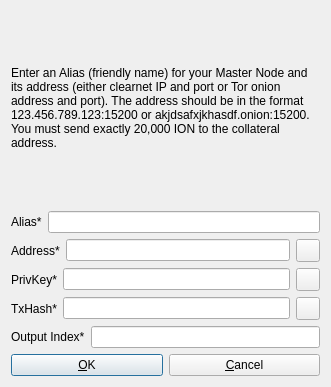
The window that src/qt/forms/addeditatomnode.ui (ionomy/ion_deprecated2) describes before a commit, drawn with Qt 5.
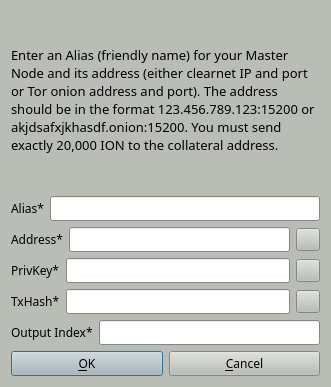
The same window after the commit. Icons and pictures are not drawn.

```diff
--- a/src/qt/forms/addeditatomnode.ui
+++ b/src/qt/forms/addeditatomnode.ui
@@ -10,9 +10,432 @@
     <height>387</height>
    </rect>
   </property>
+  <property name="palette">
+   <palette>
+    <active>
+     <colorrole role="WindowText">
+      <brush brushstyle="SolidPattern">
+       <color alpha="255">
+        <red>0</red>
+        <green>0</green>
+        <blue>0</blue>
+       </color>
+      </brush>
+     </colorrole>
+     <colorrole role="Button">
+      <brush brushstyle="SolidPattern">
+       <color alpha="255">
+        <red>186</red>
+        <green>189</green>
+        <blue>182</blue>
+       </color>
+      </brush>
+     </colorrole>
+     <colorrole role="Light">
+      <brush brushstyle="SolidPattern">
+       <color alpha="255">
+        <red>255</red>
+        <green>255</green>
+        <blue>255</blue>
+       </color>
+      </brush>
+     </colorrole>
+     <colorrole role="Midlight">
+      <brush brushstyle="SolidPattern">
+       <color alpha="255">
+        <red>220</red>
+        <green>222</green>
+        <blue>218</blue>
+       </color>
+      </brush>
+     </colorrole>
+     <colorrole role="Dark">
+      <brush brushstyle="SolidPattern">
+       <color alpha="255">
+        <red>93</red>
+        <green>94</green>
+        <blue>91</blue>
+       </color>
+      </brush>
+     </colorrole>
+     <colorrole role="Mid">
+      <brush brushstyle="SolidPattern">
+       <color alpha="255">
+        <red>124</red>
+        <green>126</green>
+        <blue>121</blue>
+       </color>
+      </brush>
+     </colorrole>
+     <colorrole role="Text">
+      <brush brushstyle="SolidPattern">
+       <color alpha="255">
+        <red>0</red>
+        <green>0</green>
+        <blue>0</blue>
+       </color>
+      </brush>
+     </colorrole>
+     <colorrole role="BrightText">
+      <brush brushstyle="SolidPattern">
+       <color alpha="255">
+        <red>255</red>
+        <green>255</green>
+        <blue>255</blue>
+       </color>
+      </brush>
+     </colorrole>
+     <colorrole role="ButtonText">
+      <brush brushstyle="SolidPattern">
+       <color alpha="255">
+        <red>0</red>
+        <green>0</green>
+        <blue>0</blue>
+       </color>
+      </brush>
+     </colorrole>
+     <colorrole role="Base">
+      <brush brushstyle="SolidPattern">
+       <color alpha="255">
+        <red>255</red>
+        <green>255</green>
+        <blue>255</blue>
+       </color>
+      </brush>
+     </colorrole>
+     <colorrole role="Window">
+      <brush brushstyle="SolidPattern">
+       <color alpha="255">
+        <red>186</red>
+        <green>189</green>
+        <blue>182</blue>
+       </color>
+      </brush>
+     </colorrole>
+     <colorrole role="Shadow">
+      <brush brushstyle="SolidPattern">
+       <color alpha="255">
+        <red>0</red>
+        <green>0</green>
+        <blue>0</blue>
+       </color>
+      </brush>
+     </colorrole>
+     <colorrole role="AlternateBase">
+      <brush brushstyle="SolidPattern">
+       <color alpha="255">
+        <red>220</red>
+        <green>222</green>
+        <blue>218</blue>
+       </color>
+      </brush>
+     </colorrole>
+     <colorrole role="ToolTipBase">
+      <brush brushstyle="SolidPattern">
+       <color alpha="255">
+        <red>255</red>
+        <green>255</green>
+        <blue>220</blue>
+       </color>
+      </brush>
+     </colorrole>
+     <colorrole role="ToolTipText">
+      <brush brushstyle="SolidPattern">
+       <color alpha="255">
+        <red>0</red>
+        <green>0</green>
+        <blue>0</blue>
+       </color>
+      </brush>
+     </colorrole>
+    </active>
+    <inactive>
+     <colorrole role="WindowText">
+      <brush brushstyle="SolidPattern">
+       <color alpha="255">
+        <red>0</red>
+        <green>0</green>
+        <blue>0</blue>
+       </color>
+      </brush>
+     </colorrole>
+     <colorrole role="Button">
+      <brush brushstyle="SolidPattern">
+       <color alpha="255">
+        <red>186</red>
+        <green>189</green>
+        <blue>182</blue>
+       </color>
+      </brush>
+     </colorrole>
+     <colorrole role="Light">
+      <brush brushstyle="SolidPattern">
+       <color alpha="255">
+        <red>255</red>
+        <green>255</green>
+        <blue>255</blue>
+       </color>
+      </brush>
+     </colorrole>
+     <colorrole role="Midlight">
+      <brush brushstyle="SolidPattern">
+       <color alpha="255">
+        <red>220</red>
+        <green>222</green>
+        <blue>218</blue>
+       </color>
+      </brush>
+     </colorrole>
+     <colorrole role="Dark">
+      <brush brushstyle="SolidPattern">
+       <color alpha="255">
+        <red>93</red>
+        <green>94</green>
+        <blue>91</blue>
+       </color>
+      </brush>
+     </colorrole>
+     <colorrole role="Mid">
+      <brush brushstyle="SolidPattern">
+       <color alpha="255">
+        <red>124</red>
+        <green>126</green>
+        <blue>121</blue>
+       </color>
+      </brush>
+     </colorrole>
+     <colorrole role="Text">
+      <brush brushstyle="SolidPattern">
+       <color alpha="255">
+        <red>0</red>
+        <green>0</green>
+        <blue>0</blue>
+       </color>
+      </brush>
+     </colorrole>
+     <colorrole role="BrightText">
+      <brush brushstyle="SolidPattern">
+       <color alpha="255">
+        <red>255</red>
+        <green>255</green>
+        <blue>255</blue>
+       </color>
+      </brush>
+     </colorrole>
+     <colorrole role="ButtonText">
+      <brush brushstyle="SolidPattern">
+       <color alpha="255">
+        <red>0</red>
+        <green>0</green>
+        <blue>0</blue>
+       </color>
+      </brush>
+     </colorrole>
+     <colorrole role="Base">
+      <brush brushstyle="SolidPattern">
+       <color alpha="255">
+        <red>255</red>
+        <green>255</green>
+        <blue>255</blue>
+       </color>
+      </brush>
+     </colorrole>
+     <colorrole role="Window">
+      <brush brushstyle="SolidPattern">
+       <color alpha="255">
+        <red>186</red>
+        <green>189</green>
+        <blue>182</blue>
+       </color>
+      </brush>
+     </colorrole>
+     <colorrole role="Shadow">
+      <brush brushstyle="SolidPattern">
+       <color alpha="255">
+        <red>0</red>
+        <green>0</green>
+        <blue>0</blue>
+       </color>
+      </brush>
+     </colorrole>
+     <colorrole role="AlternateBase">
+      <brush brushstyle="SolidPattern">
+       <color alpha="255">
+        <red>220</red>
+        <green>222</green>
+        <blue>218</blue>
+       </color>
+      </brush>
+     </colorrole>
+     <colorrole role="ToolTipBase">
+      <brush brushstyle="SolidPattern">
+       <color alpha="255">
+        <red>255</red>
+        <green>255</green>
+        <blue>220</blue>
+       </color>
+      </brush>
+     </colorrole>
+     <colorrole role="ToolTipText">
+      <brush brushstyle="SolidPattern">
+       <color alpha="255">
+        <red>0</red>
+        <green>0</green>
+        <blue>0</blue>
+       </color>
+      </brush>
+     </colorrole>
+    </inactive>
+    <disabled>
+     <colorrole role="WindowText">
+      <brush brushstyle="SolidPattern">
+       <color alpha="255">
+        <red>93</red>
+        <green>94</green>
+        <blue>91</blue>
+       </color>
+      </brush>
+     </colorrole>
+     <colorrole role="Button">
+      <brush brushstyle="SolidPattern">
+       <color alpha="255">
+        <red>186</red>
+        <green>189</green>
+        <blue>182</blue>
+       </color>
+      </brush>
+     </colorrole>
+     <colorrole role="Light">
+      <brush brushstyle="SolidPattern">
+       <color alpha="255">
+        <red>255</red>
+        <green>255</green>
+        <blue>255</blue>
+       </color>
+      </brush>
+     </colorrole>
+     <colorrole role="Midlight">
+      <brush brushstyle="SolidPattern">
+       <color alpha="255">
+        <red>220</red>
+        <green>222</green>
+        <blue>218</blue>
+       </color>
+      </brush>
+     </colorrole>
+     <colorrole role="Dark">
+      <brush brushstyle="SolidPattern">
+       <color alpha="255">
+        <red>93</red>
+        <green>94</green>
+        <blue>91</blue>
+       </color>
+      </brush>
+     </colorrole>
+     <colorrole role="Mid">
+      <brush brushstyle="SolidPattern">
+       <color alpha="255">
+        <red>124</red>
+        <green>126</green>
+        <blue>121</blue>
+       </color>
+      </brush>
+     </colorrole>
+     <colorrole role="Text">
+      <brush brushstyle="SolidPattern">
+       <color alpha="255">
+        <red>93</red>
+        <green>94</green>
+        <blue>91</blue>
+       </color>
+      </brush>
+     </colorrole>
+     <colorrole role="BrightText">
+      <brush brushstyle="SolidPattern">
+       <color alpha="255">
+        <red>255</red>
+        <green>255</green>
+        <blue>255</blue>
+       </color>
+      </brush>
+     </colorrole>
+     <colorrole role="ButtonText">
+      <brush brushstyle="SolidPattern">
+       <color alpha="255">
+        <red>93</red>
+        <green>94</green>
+        <blue>91</blue>
+       </color>
+      </brush>
+     </colorrole>
+     <colorrole role="Base">
+      <brush brushstyle="SolidPattern">
+       <color alpha="255">
+        <red>186</red>
+        <green>189</green>
+        <blue>182</blue>
+       </color>
+      </brush>
+     </colorrole>
+     <colorrole role="Window">
+      <brush brushstyle="SolidPattern">
+       <color alpha="255">
+        <red>186</red>
+        <green>189</green>
+        <blue>182</blue>
+       </color>
+      </brush>
+     </colorrole>
+     <colorrole role="Shadow">
+      <brush brushstyle="SolidPattern">
+       <color alpha="255">
+        <red>0</red>
+        <green>0</green>
+        <blue>0</blue>
+       </color>
+      </brush>
+     </colorrole>
+     <colorrole role="AlternateBase">
+      <brush brushstyle="SolidPattern">
+       <color alpha="255">
+        <red>186</red>
+        <green>189</green>
+        <blue>182</blue>
+       </color>
+      </brush>
+     </colorrole>
+     <colorrole role="ToolTipBase">
+      <brush brushstyle="SolidPattern">
+       <color alpha="255">
+        <red>255</red>
+        <green>255</green>
+        <blue>220</blue>
+       </color>
+      </brush>
+     </colorrole>
+     <colorrole role="ToolTipText">
+      <brush brushstyle="SolidPattern">
+       <color alpha="255">
+        <red>0</red>
+        <green>0</green>
+        <blue>0</blue>
+       </color>
+      </brush>
+     </colorrole>
+    </disabled>
+   </palette>
+  </property>
+  <property name="font">
+   <font>
+    <family>Sawasdee</family>
+   </font>
+  </property>
   <property name="windowTitle">
    <string>Add/Edit Ion Node</string>
   </property>
+  <property name="sizeGripEnabled">
+   <bool>false</bool>
+  </property>
   <property name="modal">
    <bool>true</bool>
   </property>
@@ -25,8 +448,13 @@
        <verstretch>0</verstretch>
       </sizepolicy>
      </property>
+     <property name="font">
+      <font>
+       <family>Sawasdee</family>
+      </font>
+     </property>
      <property name="text">
-      <string>&lt;html&gt;&lt;head/&gt;&lt;body&gt;&lt;p&gt;Enter an Alias (friendly name) for your Master Node and its address (either clearnet IP and port or Tor onion address and port). The address should be in the format 123.456.789.123:15200 or akjdsafxjkhasdf.onion:15200. You must send exactly 20,000 ION to the collateral address.&lt;/p&gt;&lt;/body&gt;&lt;/html&gt;</string>
+      <string>&lt;html&gt;&lt;head/&gt;&lt;body&gt;&lt;p&gt;&lt;span style=&quot; font-size:10pt;&quot;&gt;Enter an Alias (friendly name) for your Master Node and its address (either clearnet IP and port or Tor onion address and port). The address should be in the format 123.456.789.123:15200 or akjdsafxjkhasdf.onion:15200. You must send exactly 20,000 ION to the collateral address.&lt;/span&gt;&lt;/p&gt;&lt;/body&gt;&lt;/html&gt;</string>
      </property>
      <property name="wordWrap">
       <bool>true</bool>
@@ -40,13 +468,24 @@
      </property>
      <item>
       <widget class="QLabel" name="label_4">
+       <property name="font">
+        <font>
+         <family>Sawasdee</family>
+        </font>
+       </property>
        <property name="text">
         <string>Alias*</string>
        </property>
       </widget>
      </item>
      <item>
-      <widget class="QLineEdit" name="aliasLineEdit"/>
+      <widget class="QLineEdit" name="aliasLineEdit">
+       <property name="font">
+        <font>
+         <family>Sawasdee</family>
+        </font>
+       </property>
+      </widget>
      </item>
     </layout>
    </item>
@@ -57,16 +496,32 @@
      </property>
      <item>
       <widget class="QLabel" name="label_6">
+       <property name="font">
+        <font>
+         <family>Sawasdee</family>
+        </font>
+       </property>
        <property name="text">
         <string>Address*</string>
        </property>
       </widget>
      </item>
      <item>
-      <widget class="QLineEdit" name="addressLineEdit"/>
+      <widget class="QLineEdit" name="addressLineEdit">
+       <property name="font">
+        <font>
+         <family>Sawasdee</family>
+        </font>
+       </property>
+      </widget>
      </item>
      <item>
       <widget class="QToolButton" name="AddEditAddressPasteButton">
+       <property name="font">
+        <font>
+         <family>Sawasdee</family>
+        </font>
+       </property>
        <property name="toolTip">
         <string>Paste address from clipboard</string>
        </property>
@@ -91,16 +546,32 @@
      </property>
      <item>
       <widget class="QLabel" name="label_5">
+       <property name="font">
+        <font>
+         <family>Sawasdee</family>
+        </font>
+       </property>
        <property name="text">
         <string>PrivKey*</string>
        </property>
       </widget>
      </item>
      <item>
-      <widget class="QLineEdit" name="privkeyLineEdit"/>
+      <widget class="QLineEdit" name="privkeyLineEdit">
+       <property name="font">
+        <font>
+         <family>Sawasdee</family>
+        </font>
+       </property>
+      </widget>
      </item>
      <item>
       <widget class="QToolButton" name="AddEditPrivkeyPasteButton">
+       <property name="font">
+        <font>
+         <family>Sawasdee</family>
+        </font>
+       </property>
        <property name="toolTip">
         <string>Paste address from clipboard</string>
        </property>
@@ -125,16 +596,32 @@
      </property>
      <item>
       <widget class="QLabel" name="label_2">
+       <property name="font">
+        <font>
+         <family>Sawasdee</family>
+        </font>
+       </property>
        <property name="text">
         <string>TxHash*</string>
        </property>
       </widget>
      </item>
      <item>
-      <widget class="QLineEdit" name="txhashLineEdit"/>
+      <widget class="QLineEdit" name="txhashLineEdit">
+       <property name="font">
+        <font>
+         <family>Sawasdee</family>
+        </font>
+       </property>
+      </widget>
      </item>
      <item>
       <widget class="QToolButton" name="AddEditTxhashPasteButton">
+       <property name="font">
+        <font>
+         <family>Sawasdee</family>
+        </font>
+       </property>
        <property name="toolTip">
         <string>Paste address from clipboard</string>
        </property>
@@ -159,13 +646,24 @@
      </property>
      <item>
       <widget class="QLabel" name="label_8">
+       <property name="font">
+        <font>
+         <family>Sawasdee</family>
+        </font>
+       </property>
        <property name="text">
         <string>Output Index*</string>
        </property>
       </widget>
      </item>
      <item>
-      <widget class="QLineEdit" name="outputindexLineEdit"/>
+      <widget class="QLineEdit" name="outputindexLineEdit">
+       <property name="font">
+        <font>
+         <family>Sawasdee</family>
+        </font>
+       </property>
+      </widget>
      </item>
     </layout>
    </item>
@@ -173,6 +671,11 @@
     <layout class="QHBoxLayout" name="horizontalLayout_Buttons">
      <item>
       <widget class="QPushButton" name="okButton">
+       <property name="font">
+        <font>
+         <family>Sawasdee</family>
+        </font>
+       </property>
        <property name="text">
         <string>&amp;OK</string>
        </property>
@@ -180,6 +683,11 @@
      </item>
      <item>
       <widget class="QPushButton" name="cancelButton">
+       <property name="font">
+        <font>
+         <family>Sawasdee</family>
+        </font>
+       </property>
        <property name="text">
         <string>&amp;Cancel</string>
        </property>
```
Left out of the diff: 8 changed lines with no effect on the pictures.
